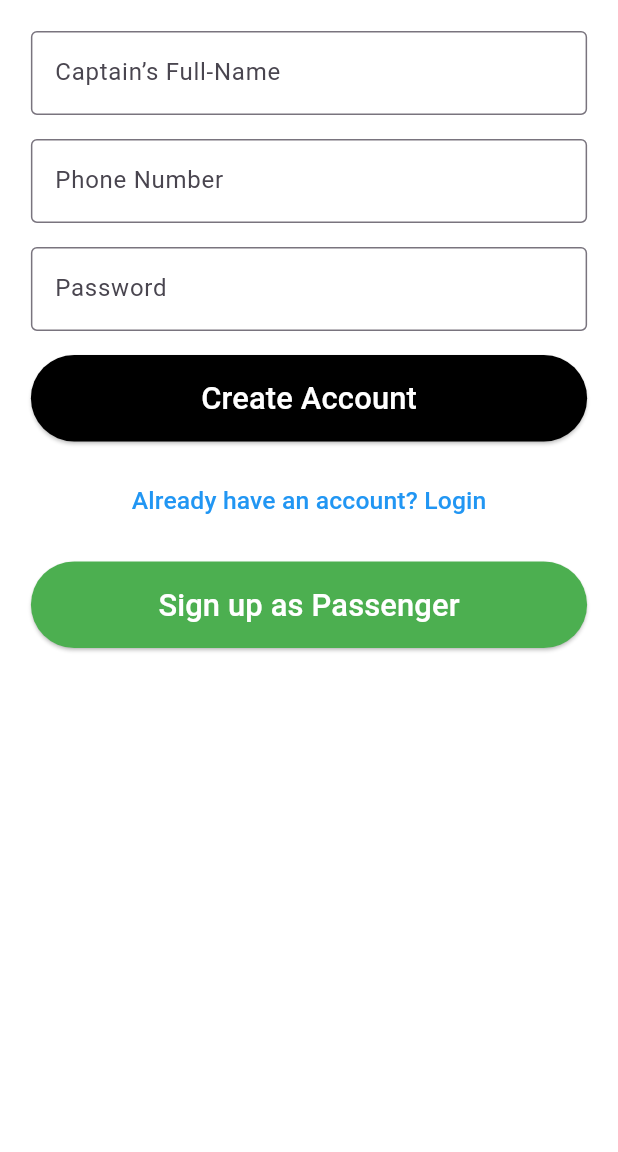
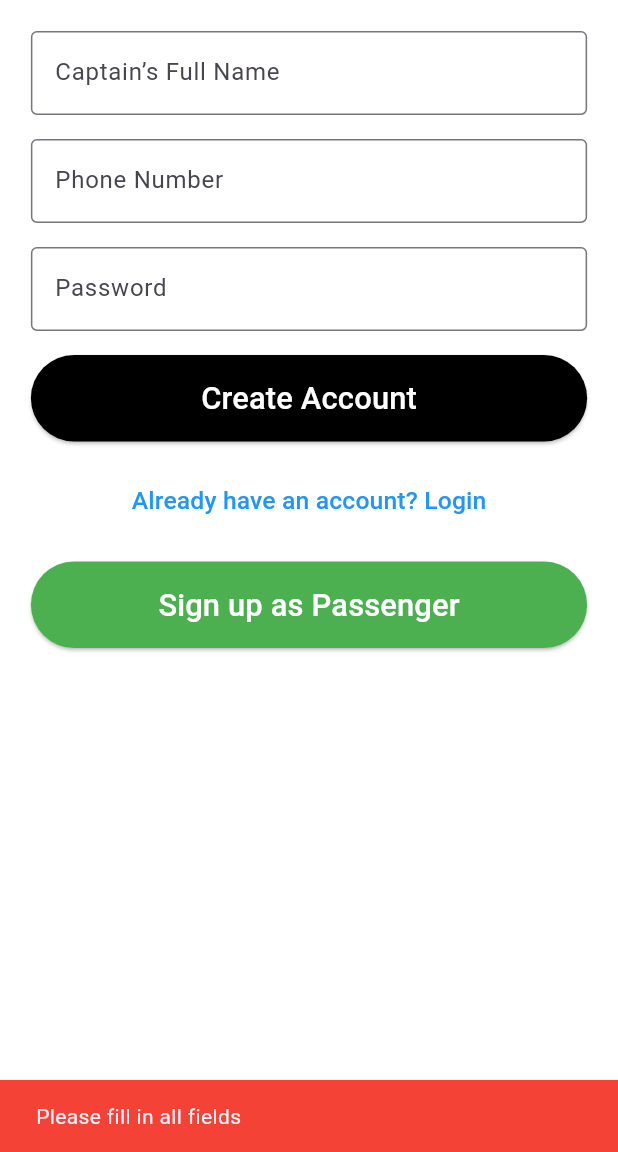
Before and after one commit to SupragyaBasnet/uber_project, a Flutter app: the CaptainSignupScreenView screen opened directly, after a tap on "Create Account", on a phone screen of 412 x 824 dp, the part 84-1236 px from its top. Run offline on Flutter 3.47's test engine with Material 3 defaults, Android fonts, the phone set to English and light mode, and no system bars.

Commit message:
captain_login_page

```diff
--- a/lib/view/captain/captain_signup_screen_view.dart
+++ b/lib/view/captain/captain_signup_screen_view.dart
@@ -1,6 +1,6 @@
 import 'package:flutter/material.dart';
-import '../user/signup_screen_view.dart';
-import 'captain_login_screen_view.dart'; // Import captain login page
+import '../user/signup_screen_view.dart'; // Import user signup screen
+import 'captain_login_screen_view.dart'; // Import captain login screen
 
 class CaptainSignupScreenView extends StatelessWidget {
   const CaptainSignupScreenView({super.key});
@@ -11,11 +11,17 @@ class CaptainSignupScreenView extends StatelessWidget {
     double screenWidth = MediaQuery.of(context).size.width;
     double screenHeight = MediaQuery.of(context).size.height;
 
+    // TextEditingControllers to manage text inputs
+    TextEditingController nameController = TextEditingController();
+    TextEditingController phoneController = TextEditingController();
+    TextEditingController passwordController = TextEditingController();
+    TextEditingController confirmPasswordController = TextEditingController();
+
     return Scaffold(
       appBar: AppBar(
         leading: IconButton(
           icon: const Icon(Icons.arrow_back),
-          onPressed: () => Navigator.pop(context), // Go back to the login screen
+          onPressed: () => Navigator.pop(context), // Go back to the previous screen
         ),
         title: const Text('Uber'),
         backgroundColor: Colors.black,
@@ -28,10 +34,21 @@ class CaptainSignupScreenView extends StatelessWidget {
           child: Column(
             crossAxisAlignment: CrossAxisAlignment.stretch,
             children: [
-              // Captain's phone number input
+              // Captain's full name input field
               TextField(
+                controller: nameController,
                 decoration: InputDecoration(
-                  labelText: 'Captain’s Full-Name',
+                  labelText: 'Captain’s Full Name',
+                  border: OutlineInputBorder(),
+                ),
+              ),
+              const SizedBox(height: 16),
+
+              // Phone number input field
+              TextField(
+                controller: phoneController,
+                decoration: InputDecoration(
+                  labelText: 'Phone Number',
                   border: OutlineInputBorder(),
                 ),
               ),
@@ -39,15 +56,7 @@ class CaptainSignupScreenView extends StatelessWidget {
 
               // Password input field
               TextField(
-                decoration: InputDecoration(
-                  labelText: 'Phone Number',
-                  border: OutlineInputBorder(),
-                ),
-                obscureText: true,
-              ),
-              const SizedBox(height: 16),
-              // Confirm Password input field
-              TextField(
+                controller: passwordController,
                 decoration: InputDecoration(
                   labelText: 'Password',
                   border: OutlineInputBorder(),
@@ -55,10 +64,51 @@ class CaptainSignupScreenView extends StatelessWidget {
                 obscureText: true,
               ),
               const SizedBox(height: 16),
-              // Sign-up button
+
+              // Create account button
               ElevatedButton(
                 onPressed: () {
-                  // Add captain signup logic here
+                  if (nameController.text.isEmpty ||
+                      phoneController.text.isEmpty ||
+                      passwordController.text.isEmpty ||
+                      confirmPasswordController.text.isEmpty) {
+                    // Show error message if any field is empty
+                    ScaffoldMessenger.of(context).showSnackBar(
+                      SnackBar(
+                        content: const Text('Please fill in all fields'),
+                        duration: const Duration(seconds: 2),
+                        backgroundColor: Colors.red,
+                      ),
+                    );
+                  } else if (passwordController.text != confirmPasswordController.text) {
+                    // Show error message if passwords do not match
+                    ScaffoldMessenger.of(context).showSnackBar(
+                      SnackBar(
+                        content: const Text('Passwords do not match'),
+                        duration: const Duration(seconds: 2),
+                        backgroundColor: Colors.red,
+                      ),
+                    );
+                  } else {
+                    // Show success message
+                    ScaffoldMessenger.of(context).showSnackBar(
+                      SnackBar(
+                        content: const Text('Account Created Successfully'),
+                        duration: const Duration(seconds: 2),
+                        backgroundColor: Colors.green,
+                      ),
+                    );
+
+                    // Navigate to captain login screen after success
+                    Future.delayed(const Duration(seconds: 2), () {
+                      Navigator.push(
+                        context,
+                        MaterialPageRoute(
+                          builder: (context) => const CaptainLoginScreenView(),
+                        ),
+                      );
+                    });
+                  }
                 },
                 style: ElevatedButton.styleFrom(
                   backgroundColor: Colors.black,
@@ -97,11 +147,10 @@ class CaptainSignupScreenView extends StatelessWidget {
               // Sign up as passenger button
               ElevatedButton(
                 onPressed: () {
-                  // Navigate to the user signup screen (for passenger)
                   Navigator.push(
                     context,
                     MaterialPageRoute(
-                      builder: (context) => const SignupScreenView(), // Navigate to the user signup page
+                      builder: (context) => const SignupScreenView(), // Navigate to user signup page
                     ),
                   );
                 },
```
Also changed, not shown: lib/view/captain/captain_dashboard_screen_view.dart (added, +21 -0 lines), lib/view/captain/captain_login_screen_view.dart (+9 -1 lines).
